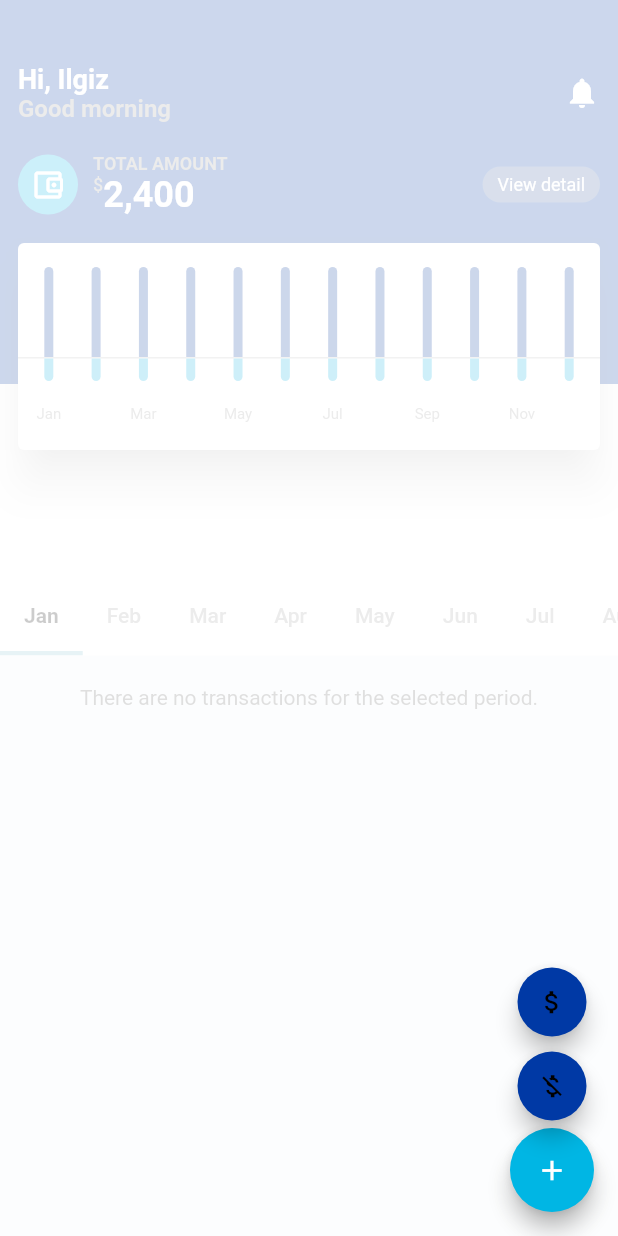
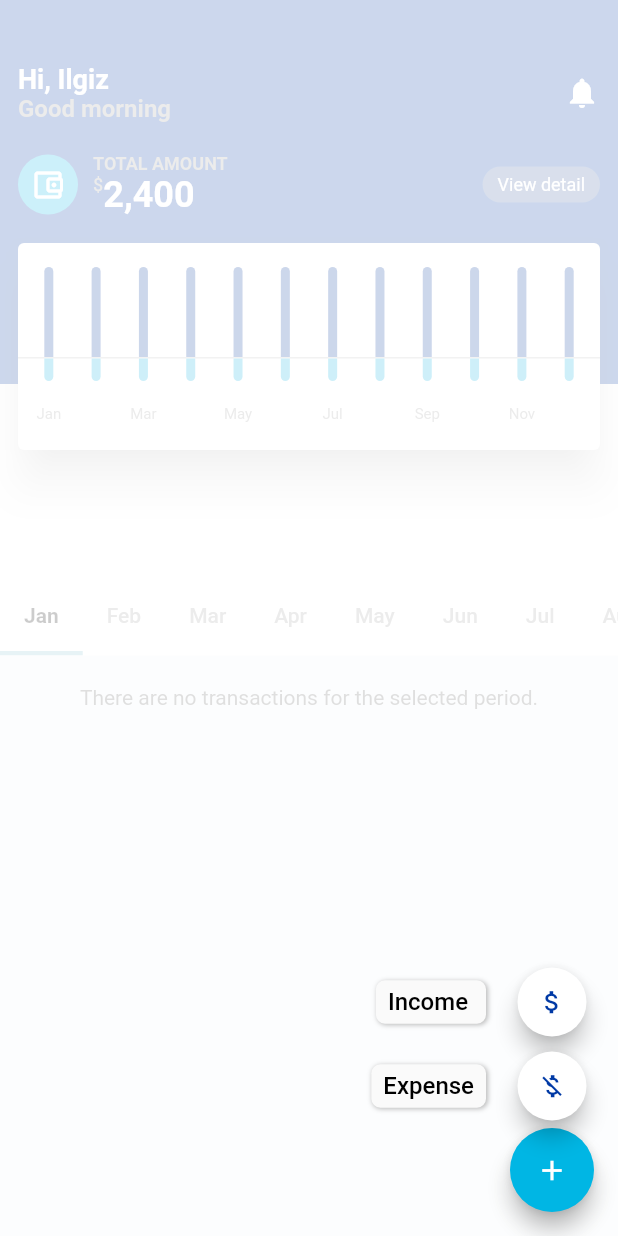
Before and after one commit to Ilgz/cash_manager, a Flutter app: the screen it shows after launch, after a tap on the "add" icon, on a phone screen of 412 x 824 dp. Run offline on Flutter 3.47's test engine with Material 2 defaults, Android fonts, the light colour scheme and no system bars; drawn by our look-alikes of flutter_speed_dial; our stand-ins replace bloc, dartz, flutter_bloc, flutter_localization, freezed_annotation, get_it and 3 more; accounts and stored records are empty.

Commit message:
refactor(ui): change fab style at transaction_page

```diff
--- a/lib/presentation/transaction/transaction_page.dart
+++ b/lib/presentation/transaction/transaction_page.dart
@@ -45,8 +45,8 @@ class _TransactionPageState extends State<TransactionPage>
       children: [
         // FAB 1
         SpeedDialChild(
-            child: Icon(Icons.money_off),
-            backgroundColor: Color(0xff0039a5),
+            child: Icon(Icons.money_off,color: Color(0xff0039a5)),
+            backgroundColor: Colors.white,
             onTap: () {
               showModalBottomSheet(
                   context: context,
@@ -58,28 +58,27 @@ class _TransactionPageState extends State<TransactionPage>
                   builder: (BuildContext context) =>
                       ExpensePage());
             },
-            // label: 'Expense',
-            // labelStyle: TextStyle(
-            //     fontWeight: FontWeight.w500,
-            //     color: Colors.white,
-            //     fontSize: 16.0),
+            label: 'Expense',
+            labelStyle: TextStyle(
+                fontWeight: FontWeight.w500,
+                color: Colors.black,
+                fontSize: 16.0),
             // labelBackgroundColor: Color(0xFF801E48)
         ),
         // FAB 2
         SpeedDialChild(
-            child: Icon(Icons.attach_money),
-            backgroundColor: Color(0xff0039a5),
+          child: Icon(Icons.attach_money,color: Color(0xff0039a5)),
+          backgroundColor: Colors.white,
             onTap: () {
               // setState(() {
               //   _counter = 0;
               // });
             },
-            // label: 'Income',
-            // labelStyle: TextStyle(
-            //     fontWeight: FontWeight.w500,
-            //     color: Colors.white,
-            //     fontSize: 16.0),
-            // labelBackgroundColor: Color(0xFF801E48)
+            label: 'Income ',
+            labelStyle: TextStyle(
+                fontWeight: FontWeight.w500,
+                color: Colors.black,
+                fontSize: 16.0),
         )
       ],
     );
```
Also changed, not shown: lib/presentation/transaction/income/income_page.dart (+174 -234 lines).
